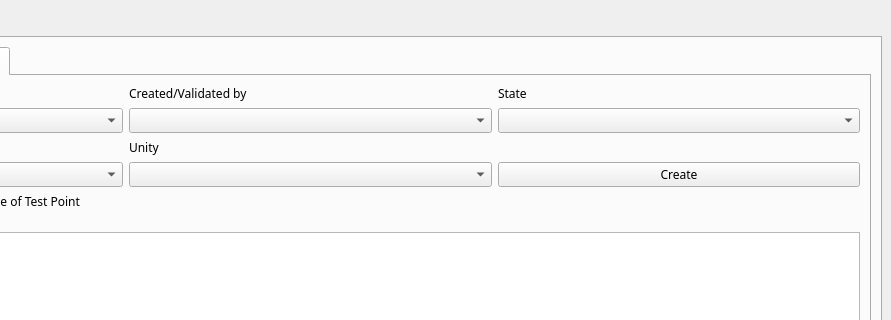
The window that cleansky_LMSM/ui_to_py_by_qtdesigner/Exploitation_of_tests.ui (HouzeZHANG/CSLMSM) describes before a commit, drawn with Qt 5; both pictures show x 270 to 1161 and y 0 to 320 of the 1161 by 856 pixel window.
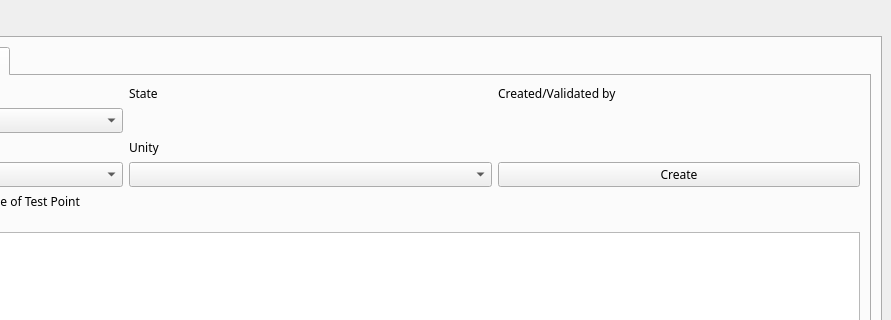
The same window after the commit. The open tabs and pages were chosen to show the change.

Commit message: feat: type test point

```diff
--- a/cleansky_LMSM/ui_to_py_by_qtdesigner/Exploitation_of_tests.ui
+++ b/cleansky_LMSM/ui_to_py_by_qtdesigner/Exploitation_of_tests.ui
@@ -369,9 +369,6 @@
            <layout class="QVBoxLayout" name="verticalLayout_3">
             <item>
              <layout class="QGridLayout" name="gridLayout_4">
-              <item row="1" column="1">
-               <widget class="QComboBox" name="comboBox_17"/>
-              </item>
               <item row="3" column="2">
                <widget class="QPushButton" name="pushButton_7">
                 <property name="text">
@@ -389,16 +386,6 @@
                 </property>
                </widget>
               </item>
-              <item row="1" column="2">
-               <widget class="QComboBox" name="comboBox_19"/>
-              </item>
-              <item row="0" column="1">
-               <widget class="QLabel" name="label_20">
-                <property name="text">
-                 <string>Created/Validated by</string>
-                </property>
-               </widget>
-              </item>
               <item row="1" column="0">
                <widget class="QComboBox" name="comboBox_18"/>
               </item>
@@ -409,13 +396,6 @@
                 </property>
                </widget>
               </item>
-              <item row="0" column="2">
-               <widget class="QLabel" name="label_21">
-                <property name="text">
-                 <string>State</string>
-                </property>
-               </widget>
-              </item>
               <item row="2" column="1">
                <widget class="QLabel" name="label_23">
                 <property name="text">
@@ -462,6 +442,34 @@
                 </item>
                </layout>
               </item>
+              <item row="1" column="1">
+               <widget class="QLabel" name="label_20">
+                <property name="text">
+                 <string/>
+                </property>
+               </widget>
+              </item>
+              <item row="0" column="1">
+               <widget class="QLabel" name="label_21">
+                <property name="text">
+                 <string>State</string>
+                </property>
+               </widget>
+              </item>
+              <item row="0" column="2">
+               <widget class="QLabel" name="label_25">
+                <property name="text">
+                 <string>Created/Validated by</string>
+                </property>
+               </widget>
+              </item>
+              <item row="1" column="2">
+               <widget class="QLabel" name="label_31">
+                <property name="text">
+                 <string/>
+                </property>
+               </widget>
+              </item>
              </layout>
             </item>
            </layout>
```
Left out of the diff: 10 changed lines with no effect on the pictures. The commit also changes 16 other files.
